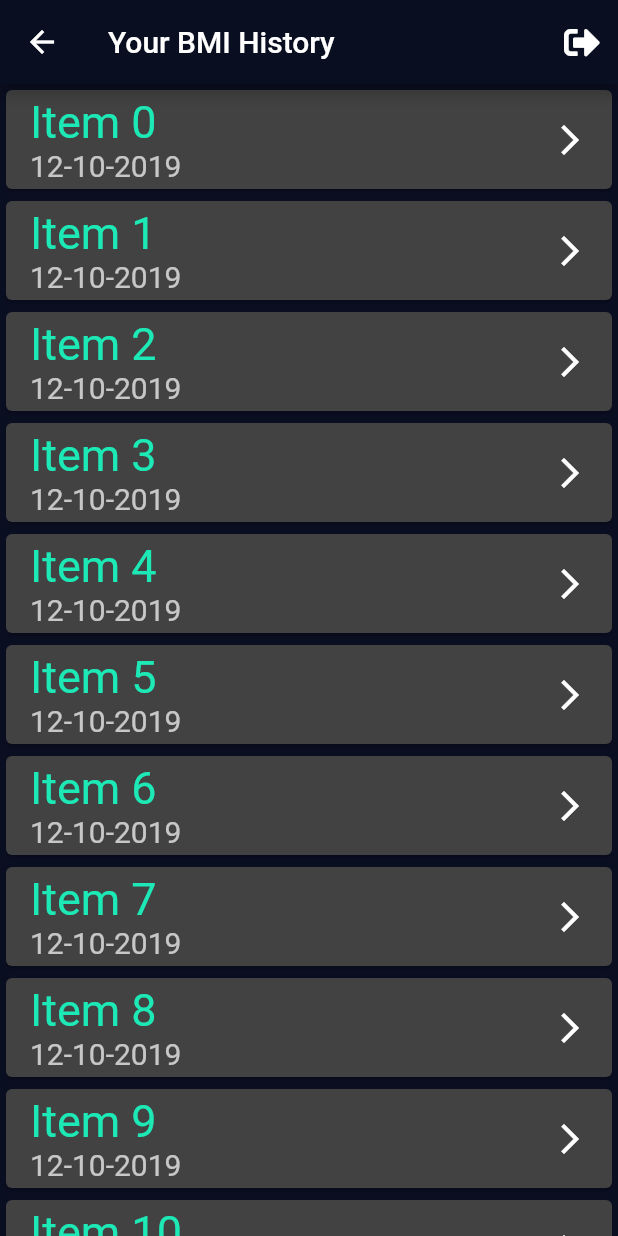
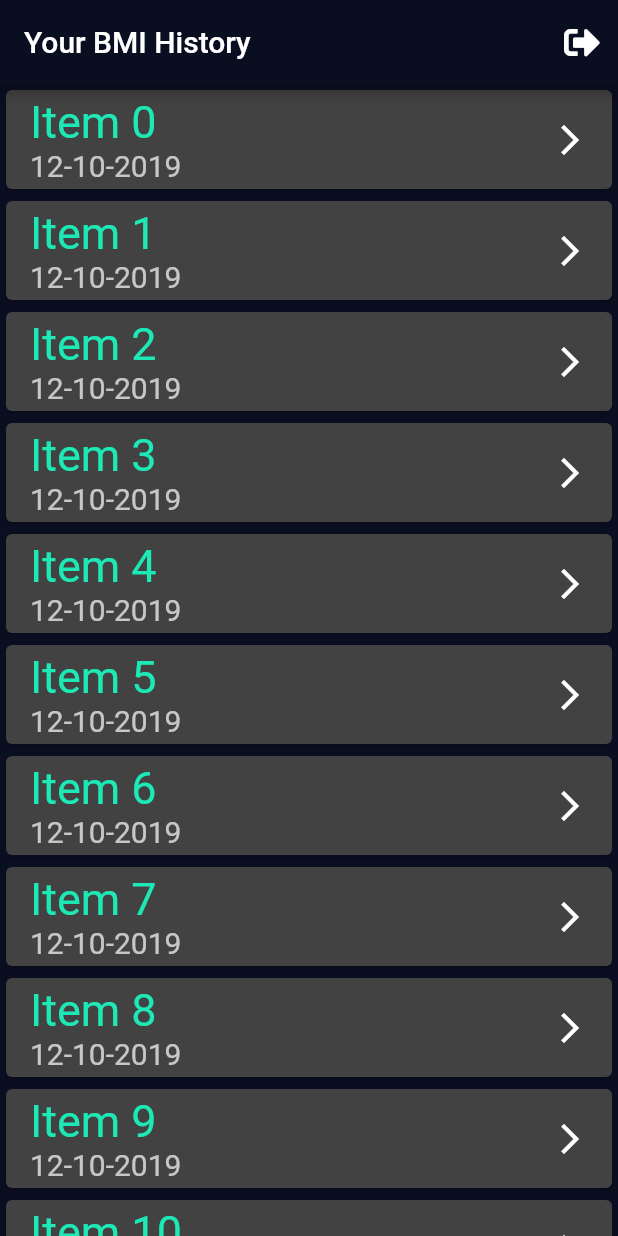
Before and after one commit to warkeljr/bmi-calculator-app, a Flutter app: the screen it shows after launch, in the side drawer, after a tap on "BMI History", on a phone screen of 412 x 824 dp. Run offline on Flutter 3.47's test engine with Material 2 defaults, Android fonts, the light colour scheme and no system bars; our stand-ins replace animated_text_kit, cloud_firestore, firebase_auth, flutter_spinkit, font_awesome_flutter, rflutter_alert; accounts and stored records are empty.

Commit message:
Drawer navigation to bmiHistory replaced to pushreplace

```diff
--- a/lib/components/menus/side_menu.dart
+++ b/lib/components/menus/side_menu.dart
@@ -100,7 +100,7 @@ class _SideMenuState extends State<SideMenu> {
               style: TextStyle(fontSize: SizeConfig.blockSizeVertical * 2),
             ),
             onTap: () {
-              Navigator.push(context,
+              Navigator.pushReplacement(context,
                   MaterialPageRoute(builder: (context) => HistoryPage()));
             },
           ),
```
